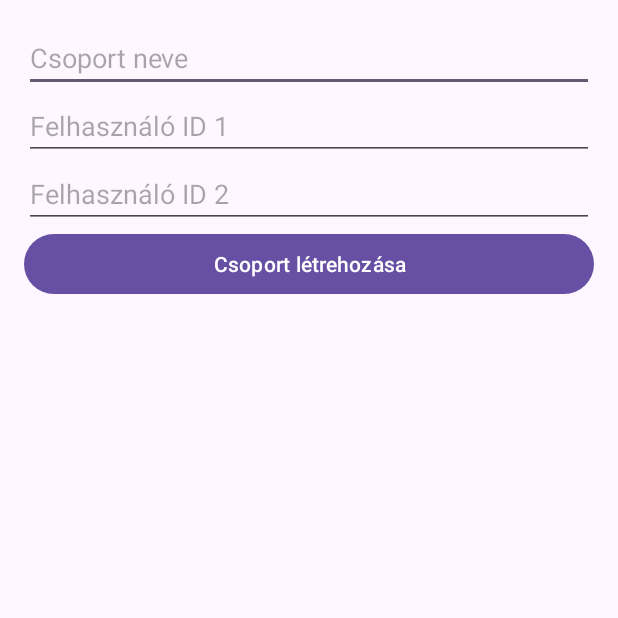
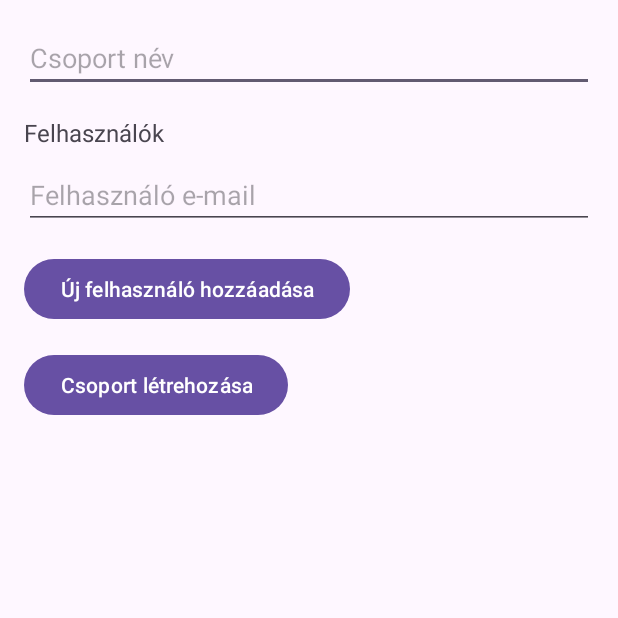
Before and after one commit to emilypetho/Bizchat, an Android app: the NewGroupActivity screen opened directly, with no data from a screen before it, on a phone screen of 412 x 824 dp, the top half of it. Run offline under Robolectric (Android 15) with nearby library versions, the phone set to English and light mode, and no system bars; our stand-ins replace CircleImageView.

Commit message:
new group

```diff
--- a/android-client/app/src/main/res/layout/activity_new_group.xml
+++ b/android-client/app/src/main/res/layout/activity_new_group.xml
@@ -1,30 +1,58 @@
+<?xml version="1.0" encoding="utf-8"?>
 <LinearLayout xmlns:android="http://schemas.android.com/apk/res/android"
     android:layout_width="match_parent"
     android:layout_height="match_parent"
     android:orientation="vertical"
     android:padding="16dp">
 
+    <!-- Csoport név mező -->
     <EditText
         android:id="@+id/editTextGroupName"
         android:layout_width="match_parent"
         android:layout_height="wrap_content"
-        android:hint="Csoport neve" />
+        android:hint="Csoport név"
+        android:inputType="text" />
 
-    <EditText
-        android:id="@+id/editTextUserId1"
+    <!-- Felhasználók hozzáadásához -->
+    <TextView
         android:layout_width="match_parent"
         android:layout_height="wrap_content"
-        android:hint="Felhasználó ID 1" />
+        android:text="Felhasználók"
+        android:textSize="16sp"
+        android:paddingTop="16dp"
+        android:paddingBottom="8dp" />
 
-    <EditText
-        android:id="@+id/editTextUserId2"
+    <!-- Felhasználói e-mail címek inputjai -->
+    <LinearLayout
+        android:id="@+id/linearLayoutUserId"
         android:layout_width="match_parent"
         android:layout_height="wrap_content"
-        android:hint="Felhasználó ID 2" />
+        android:orientation="vertical"
+        android:paddingBottom="16dp">
 
+        <!-- Alapértelmezett felhasználó input mező -->
+        <EditText
+            android:id="@+id/editTextUserId"
+            android:layout_width="match_parent"
+            android:layout_height="wrap_content"
+            android:hint="Felhasználó e-mail"
+            android:inputType="textEmailAddress" />
+
+    </LinearLayout>
+
+    <!-- Gomb, amely új felhasználó inputot ad hozzá -->
+    <Button
+        android:id="@+id/buttonAddUser"
+        android:layout_width="wrap_content"
+        android:layout_height="wrap_content"
+        android:text="Új felhasználó hozzáadása" />
+
+    <!-- Csoport létrehozásához -->
     <Button
         android:id="@+id/buttonCreateGroup"
-        android:layout_width="match_parent"
+        android:layout_width="wrap_content"
         android:layout_height="wrap_content"
-        android:text="Csoport létrehozása" />
+        android:text="Csoport létrehozása"
+        android:layout_marginTop="16dp" />
+
 </LinearLayout>
```
Also changed, not shown: android-client/app/src/main/java/com/pethoemilia/client/NewGroupActivity.java (+74 -86 lines).
